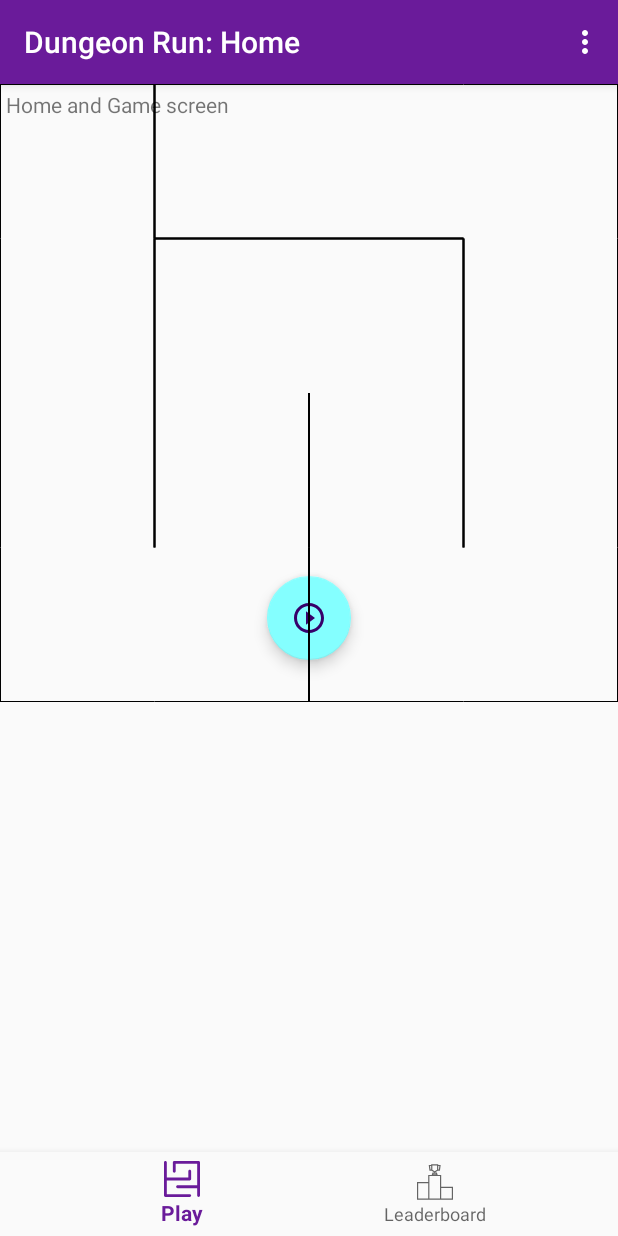
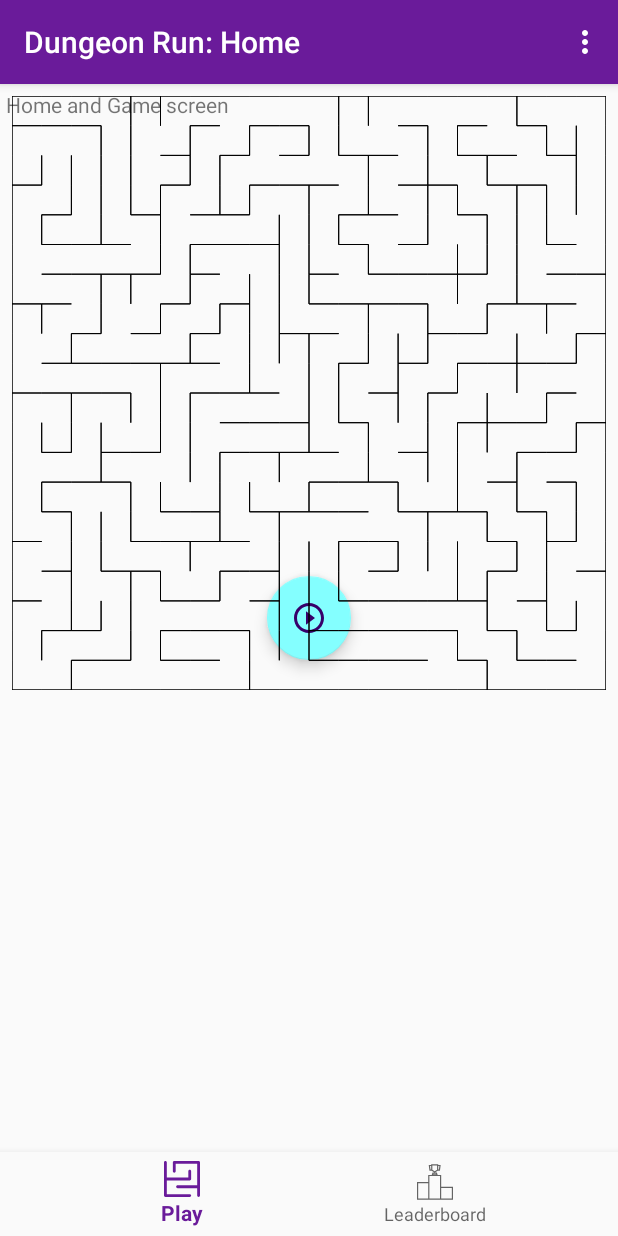
Before and after one commit to dungeon-run/dungeon-run-client, an Android app: the fragment GameFragment placed in its activity, on a phone screen of 412 x 824 dp. Run offline under Robolectric (Android 15) with nearby library versions, the phone set to English and light mode, and no system bars; our stand-ins replace navigation-ui.

Commit message:
Maze is showing.

```diff
--- a/app/src/main/java/edu/cnm/deepdive/dungeonrunclient/controller/GameFragment.java
+++ b/app/src/main/java/edu/cnm/deepdive/dungeonrunclient/controller/GameFragment.java
@@ -42,7 +42,7 @@ private FragmentGameBinding binding;
   public void onViewCreated(@NonNull View view, @Nullable Bundle savedInstanceState) {
     super.onViewCreated(view, savedInstanceState);
     //TODO Attach to ViewModel
-    Maze maze = new GameRepository(getContext()).createMaze(1); //FIXME This should go in the ViewModel
+    Maze maze = new GameRepository(getContext()).createMaze(5); //FIXME This should go in the ViewModel
     binding.maze.setMaze(maze);
     binding.maze.invalidate();
   }
--- a/app/src/main/java/edu/cnm/deepdive/dungeonrunclient/view/MazeView.java
+++ b/app/src/main/java/edu/cnm/deepdive/dungeonrunclient/view/MazeView.java
@@ -4,6 +4,7 @@ import android.content.Context;
 import android.graphics.Canvas;
 import android.graphics.Color;
 import android.graphics.Paint;
+import android.graphics.Paint.Style;
 import android.util.AttributeSet;
 import android.view.View;
 import androidx.annotation.Nullable;
@@ -21,7 +22,8 @@ public class MazeView extends View {
     setWillNotDraw(false);
     paint = new Paint();
     paint.setColor(Color.BLACK); // FIXME Take it from a resource. Make it more pretty
-    paint.setStrokeWidth(2); //FIXME Make dependat on puzzle diffucly and view size
+//    paint.setStrokeWidth(2); //FIXME Make dependant on puzzle diffucly and view size
+    paint.setStyle(Style.STROKE);
   }
 
   public MazeView(Context context) {
@@ -43,6 +45,7 @@ public class MazeView extends View {
 
   @Override
   protected void onDraw(Canvas canvas) {
+    canvas.drawRect(0, 0, getWidth(), getHeight(), paint);
     Cell[][] cells = maze.getCells();
     float cellWidth = (float) getWidth() / cells[0].length;
     float cellHeight = (float) getHeight() / cells.length;
--- a/app/src/main/res/layout/fragment_game.xml
+++ b/app/src/main/res/layout/fragment_game.xml
@@ -5,7 +5,8 @@
   android:layout_width="match_parent"
   android:layout_height="match_parent"
   xmlns:app="http://schemas.android.com/apk/res-auto"
-  tools:context=".controller.GameFragment">
+  tools:context=".controller.GameFragment"
+  android:padding="8dp">
 
   <edu.cnm.deepdive.dungeonrunclient.view.MazeView
     android:id="@+id/maze"
```
